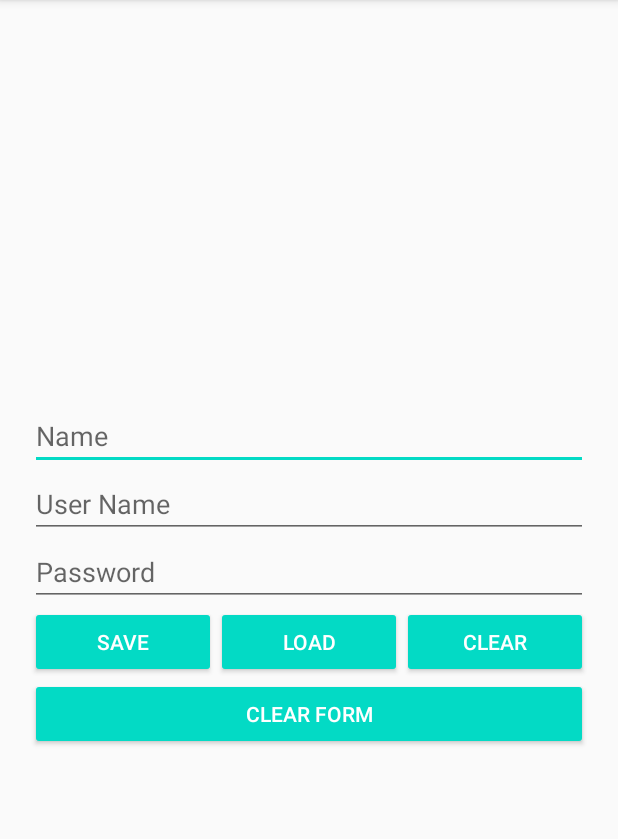
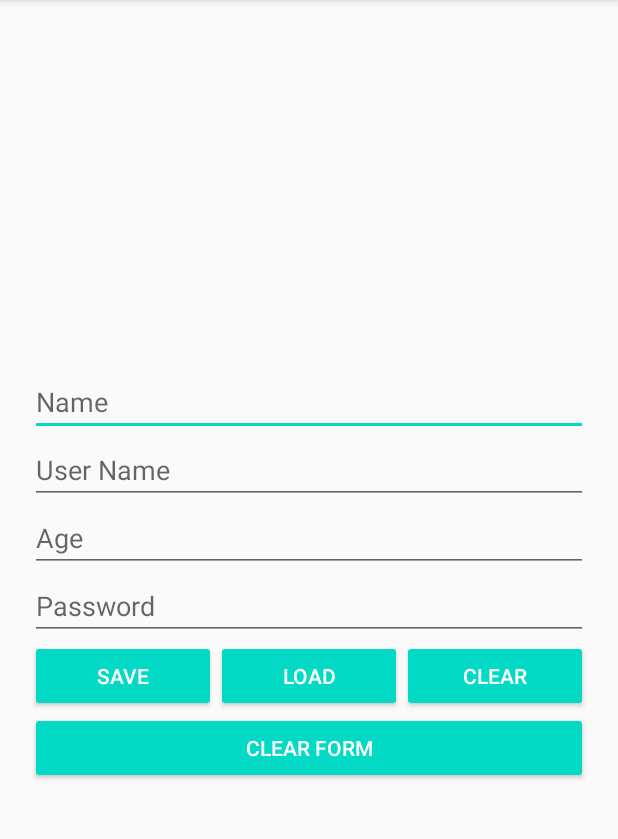
Before and after one commit to Dari92/Shared_Preferences, an Android app: the screen it shows after launch (Classic_Activity), after a tap on "SAVE", on a phone screen of 412 x 824 dp, the part 84-923 px from its top. Run offline under Robolectric (Android 15) with nearby library versions, the phone set to English and light mode, and no system bars.

Commit message:
1er commit

```diff
--- a/app/src/main/java/com/kotlincourse/sharedpreferences/Classic_Activity.kt
+++ b/app/src/main/java/com/kotlincourse/sharedpreferences/Classic_Activity.kt
@@ -19,10 +19,10 @@ class Classic_Activity : AppCompatActivity() {
         pHelper = PreferenceHelper.newInstances(applicationContext)!! //we use applicationcontext here so we can use it in all the activities.
 
         //4 - set the functions to the buttons, create the listeners for this.
-        buttonClearForm.setOnClickListener { clearFun(etClassicPerName, etClassicPerUserName, etClassicPerPassword) }
+        buttonClearForm.setOnClickListener { clearFun(etClassicPerName, etClassicPerUserName, etClassicPerAge, etClassicPerPassword) }
         buttonSave.setOnClickListener { saveData() }
         buttonLoad.setOnClickListener { getSavedContent() }
-        buttonClear.setOnClickListener { clearData(PREF_NAME, PREF_USERNAME, PREF_PASSWORD) }
+        buttonClear.setOnClickListener { clearData(PREF_NAME, PREF_USERNAME, PREF_AGE.toString(), PREF_PASSWORD) }
 
 
     }
@@ -41,6 +41,8 @@ class Classic_Activity : AppCompatActivity() {
         // for save data I need to take whatever I write in the editText and Ill save it on the preference helper
         pHelper.setString(PREF_NAME, etClassicPerName.text.toString())
         pHelper.setString(PREF_USERNAME, etClassicPerUserName.text.toString())
+        //pHelper.setInt(PREF_AGE, etClassicPerAge.text.toString().toInt())
+        pHelper.setString(PREF_AGE.toString(), etClassicPerAge.text.toString())
         pHelper.setString(PREF_PASSWORD, etClassicPerPassword.text.toString())
 
         Toast.makeText(this, "Data saved", Toast.LENGTH_SHORT).show()
@@ -49,6 +51,7 @@ class Classic_Activity : AppCompatActivity() {
     fun getSavedContent(){
         etClassicPerName.setText(pHelper.getString(PREF_NAME) ?: "")
         etClassicPerUserName.setText(pHelper.getString(PREF_USERNAME) ?: "")
+        etClassicPerAge.setText(pHelper.getString(PREF_AGE.toString()) ?: "")
         etClassicPerPassword.setText(pHelper.getString(PREF_PASSWORD) ?: "")
 
         Toast.makeText(this, "Data Retrieved", Toast.LENGTH_SHORT).show()
@@ -58,6 +61,7 @@ class Classic_Activity : AppCompatActivity() {
     fun clearData(vararg keys : String){
         for (key in keys){
             pHelper.clearString(key)
+            pHelper.clearInt(key)
         }
 
         Toast.makeText(this, "Data Deleted", Toast.LENGTH_SHORT).show()
--- a/app/src/main/java/com/kotlincourse/sharedpreferences/Const.kt
+++ b/app/src/main/java/com/kotlincourse/sharedpreferences/Const.kt
@@ -5,3 +5,4 @@ const val SHARED_PREF: String = "mySharedPref"
 const val PREF_NAME: String = "name"
 const val PREF_USERNAME: String = "username"
 const val  PREF_PASSWORD: String = "password"
+const val PREF_AGE: Int = 20
--- a/app/src/main/res/layout/activity_main.xml
+++ b/app/src/main/res/layout/activity_main.xml
@@ -24,6 +24,14 @@
         android:ems="10"
         android:inputType="textPersonName"
         android:hint="@string/user_name" />
+
+    <EditText
+        android:id="@+id/etClassicPerAge"
+        android:layout_width="match_parent"
+        android:layout_height="wrap_content"
+        android:ems="10"
+        android:inputType="textPersonName"
+        android:hint="Age" />
 
     <EditText
         android:id="@+id/etClassicPerPassword"
```
Also changed, not shown: app/src/main/java/com/kotlincourse/sharedpreferences/Persistence/PreferenceHelper.kt (+19 -0 lines).
